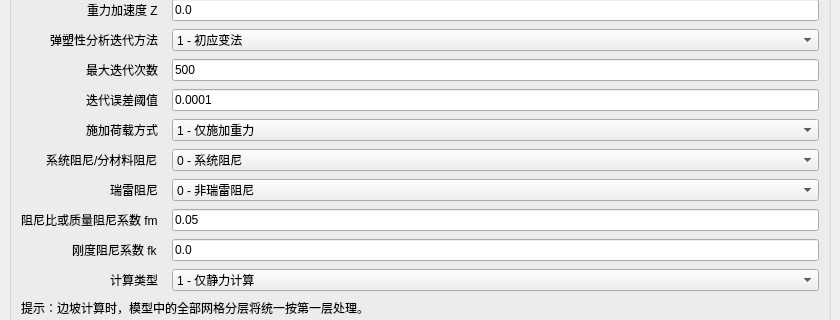
Above: plugins/Base_Solver/SlopeStabilityWidget.ui from asd977/base_cae before the change; both pictures show x 0 to 840 and y 153 to 473 of the 840 by 941 pixel window. Below: the same form after it.
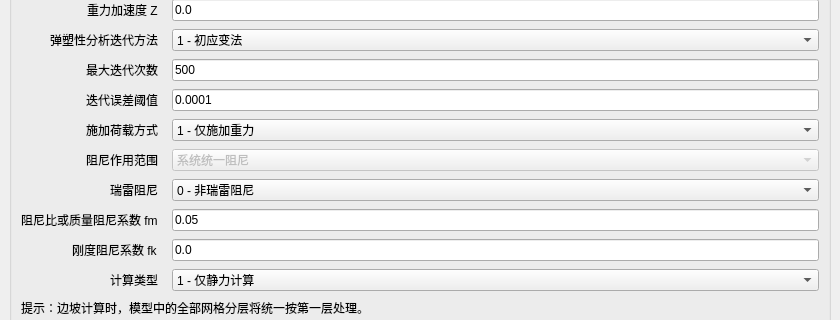
That is the form after the change.

```diff
--- a/plugins/Base_Solver/SlopeStabilityWidget.ui
+++ b/plugins/Base_Solver/SlopeStabilityWidget.ui
@@ -246,7 +246,7 @@
                 <item row="16" column="0">
                   <widget class="QLabel" name="label15">
                     <property name="text">
-                      <string>系统阻尼/分材料阻尼</string>
+                      <string>阻尼作用范围</string>
                     </property>
                     <property name="wordWrap">
                       <bool>false</bool>
@@ -255,14 +255,15 @@
                 </item>
                 <item row="16" column="1">
                   <widget class="QComboBox" name="line15Combo">
+                    <property name="enabled">
+                      <bool>false</bool>
+                    </property>
+                    <property name="toolTip">
+                      <string>当前前端未提供 MACHAN.DAT 材料阻尼映射，仅导出系统统一阻尼。</string>
+                    </property>
                     <item>
                       <property name="text">
-                        <string>0 - 系统阻尼</string>
-                      </property>
-                    </item>
-                    <item>
-                      <property name="text">
-                        <string>1 - 分材料阻尼</string>
+                        <string>系统统一阻尼</string>
                       </property>
                     </item>
                     <property name="minimumSize">
```
